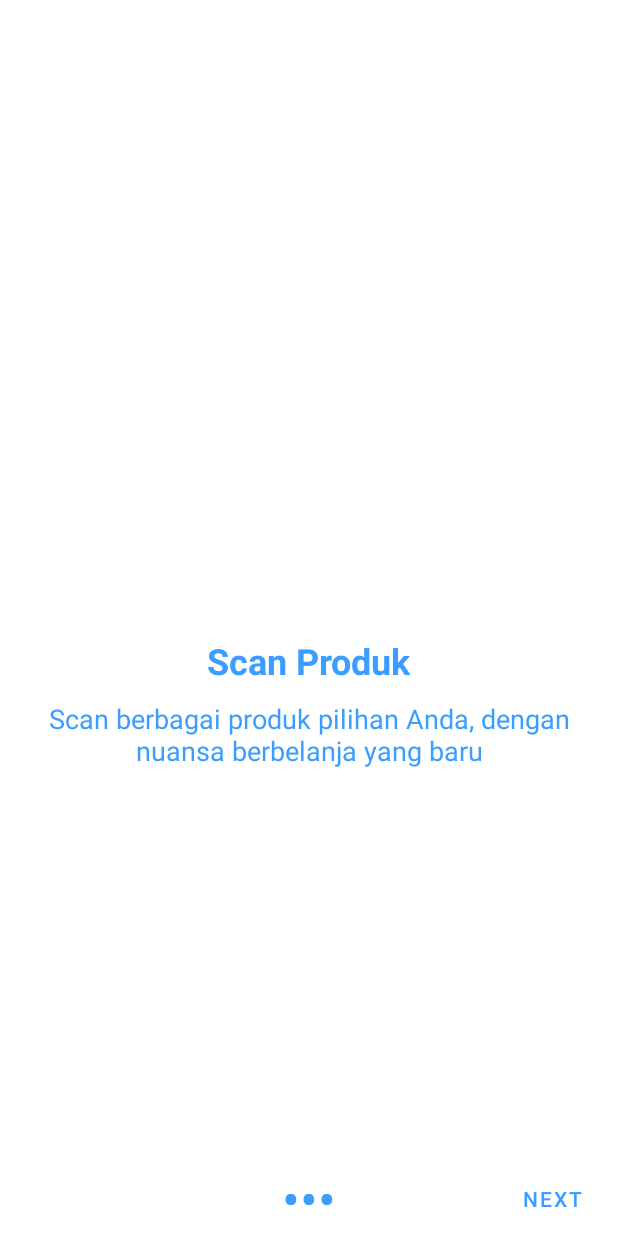
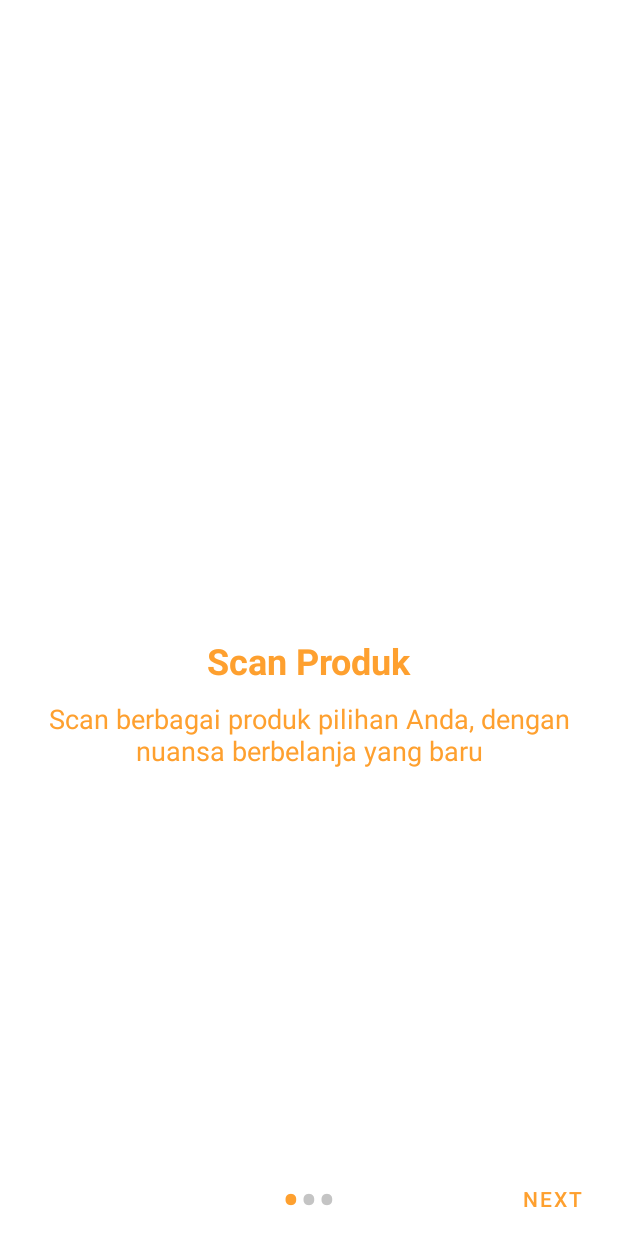
Before and after one commit to EnhanceTeam/sMEdy-app, an Android app: the screen it shows after launch (OnBoardingActivity), on a phone screen of 412 x 824 dp. Run offline under Robolectric (Android 15) with nearby library versions, the phone set to English and light mode, and no system bars; our stand-ins replace Firebase (no records; nobody signed in at launch, a user with empty details on screens opened directly); Roboto replaces fonts that are not available here.

Commit message:
Add color style

```diff
--- a/Smedy/app/src/main/java/com/example/smedy/view/OnBoardingActivity.java
+++ b/Smedy/app/src/main/java/com/example/smedy/view/OnBoardingActivity.java
@@ -56,16 +56,16 @@ public class OnBoardingActivity extends AppCompatActivity {
         for (int i = 0; i <mdots.length; i++){
 
             mdots[i] = new TextView(this);
-            mdots[i].setText(Html.fromHtml("&#8226;"));
+            mdots[i].setText("\u2022");
             mdots[i].setTextSize(35);
-            mdots[i].setTextColor(getResources().getColor(R.color.blue_500));
+            mdots[i].setTextColor(getColor(R.color.state_disabled));
 
             onboardingLinearLayout.addView(mdots[i]);
 
         }
 
         if(mdots.length > 0 ){
-            mdots[position].setTextColor(getResources().getColor(R.color.blue_500));
+            mdots[position].setTextColor(getColor(R.color.primary_500));
         }
     }
 
--- a/Smedy/app/src/main/java/com/example/smedy/view/SplashActivity.java
+++ b/Smedy/app/src/main/java/com/example/smedy/view/SplashActivity.java
@@ -5,6 +5,7 @@ import androidx.appcompat.app.AppCompatActivity;
 import android.content.Intent;
 import android.os.Bundle;
 import android.os.Handler;
+import android.view.Window;
 import android.widget.ImageView;
 
 import com.example.smedy.R;
@@ -80,6 +81,8 @@ public class SplashActivity extends AppCompatActivity {
         splashImageTimurLaut.setAlpha(0.1F);
         splashImageNama.setAlpha(0.1F);
 
+        // Set Android Status Bar Color
+        getWindow().setStatusBarColor(getColor(R.color.blue_800));
     }
 
     private void setAnimation() {
--- a/Smedy/app/src/main/res/layout/activity_main.xml
+++ b/Smedy/app/src/main/res/layout/activity_main.xml
@@ -24,10 +24,10 @@
         app:layout_constraintBottom_toBottomOf="parent"
         app:layout_constraintEnd_toEndOf="parent"
         app:layout_constraintStart_toStartOf="parent"
+        app:mbn_backgroundBottomColor="@color/primary_500"
         app:mbn_circleColor="#ebd9c8"
-        app:mbn_selectedIconColor="#3c415e"
+        app:mbn_countBackgroundColor="#ff6f00"
         app:mbn_countTextColor="@color/white"
-        app:mbn_countBackgroundColor="#ff6f00"
         app:mbn_defaultIconColor="@color/white"
-        app:mbn_backgroundBottomColor="#fea02f"/>
+        app:mbn_selectedIconColor="#3c415e" />
 </androidx.constraintlayout.widget.ConstraintLayout>
--- a/Smedy/app/src/main/res/layout/activity_on_boarding.xml
+++ b/Smedy/app/src/main/res/layout/activity_on_boarding.xml
@@ -32,7 +32,7 @@
         android:layout_height="wrap_content"
         android:background="@android:color/transparent"
         android:text="Back"
-        android:textColor="@color/blue_500"
+        android:textColor="@color/primary_500"
         android:visibility="invisible"
         app:layout_constraintBottom_toBottomOf="parent"
         app:layout_constraintStart_toStartOf="parent"
@@ -44,7 +44,7 @@
         android:layout_height="wrap_content"
         android:background="@android:color/transparent"
         android:text="Next"
-        android:textColor="@color/blue_500"
+        android:textColor="@color/primary_500"
         app:layout_constraintBottom_toBottomOf="parent"
         app:layout_constraintEnd_toEndOf="parent"
         app:layout_constraintTop_toBottomOf="@+id/onboardingViewPager" />
--- a/Smedy/app/src/main/res/layout/activity_splash.xml
+++ b/Smedy/app/src/main/res/layout/activity_splash.xml
@@ -4,7 +4,7 @@
     xmlns:tools="http://schemas.android.com/tools"
     android:layout_width="match_parent"
     android:layout_height="match_parent"
-    android:background="#003f5a"
+    android:background="@color/blue_800"
     tools:context=".view.SplashActivity">
 
     <ImageView
--- a/Smedy/app/src/main/res/layout/onboarding_layout.xml
+++ b/Smedy/app/src/main/res/layout/onboarding_layout.xml
@@ -21,7 +21,7 @@
         android:layout_height="wrap_content"
         android:layout_marginTop="24dp"
         android:text="TextView"
-        android:textColor="@color/blue_500"
+        android:textColor="@color/primary_500"
         android:textSize="24sp"
         android:textStyle="bold"
         app:layout_constraintEnd_toEndOf="@+id/onboardingImageView"
@@ -38,7 +38,7 @@
         android:paddingRight="20dp"
         android:paddingBottom="20dp"
         android:text="TextView"
-        android:textColor="@color/blue_500"
+        android:textColor="@color/primary_500"
         android:textSize="18sp"
         app:layout_constraintEnd_toEndOf="parent"
         app:layout_constraintStart_toStartOf="parent"
--- a/Smedy/app/src/main/res/values/colors.xml
+++ b/Smedy/app/src/main/res/values/colors.xml
@@ -1,6 +1,6 @@
 <?xml version="1.0" encoding="utf-8"?>
 <resources>
-    <color name="blue_500">#3B9DFF</color>
+    <!--  Default  -->
     <color name="purple_200">#FFBB86FC</color>
     <color name="purple_500">#FF6200EE</color>
     <color name="purple_700">#FF3700B3</color>
@@ -8,4 +8,23 @@
     <color name="teal_700">#FF018786</color>
     <color name="black">#FF000000</color>
     <color name="white">#FFFFFFFF</color>
+
+    <!--  Splash Screen  -->
+    <color name="blue_800">#003f5a</color>
+
+    <!--  Primary | Orange -->
+    <color name="primary_200">#fed08b</color>
+    <color name="primary_500">#fea02f</color>
+    <color name="primary_700">#f38628</color>
+
+    <!--  Secondary | Green  -->
+    <color name="secondary_200">#81cbd0</color>
+    <color name="secondary_500">#00979a</color>
+    <color name="secondary_700">#007a7a</color>
+
+    <!--  State  -->
+    <color name="state_disabled">#C4C4C4</color>
+
+    <!--  Now Useless  -->
+    <color name="blue_500">#3B9DFF</color>
 </resources>
--- a/Smedy/app/src/main/res/values/themes.xml
+++ b/Smedy/app/src/main/res/values/themes.xml
@@ -2,8 +2,8 @@
     <!-- Base application theme. -->
     <style name="Theme.Smedy" parent="Theme.MaterialComponents.DayNight.NoActionBar">
         <!-- Primary brand color. -->
-        <item name="colorPrimary">@color/blue_500</item>
-        <item name="colorPrimaryVariant">@color/purple_700</item>
+        <item name="colorPrimary">@color/primary_500</item>
+        <item name="colorPrimaryVariant">@color/primary_700</item>
         <item name="colorOnPrimary">@color/white</item>
         <!-- Secondary brand color. -->
         <item name="colorSecondary">@color/teal_200</item>
```
